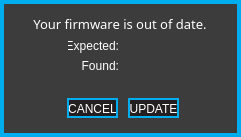
The window that standalone/advanced/forms/fwoodformWin.ui (Muse-Kinetics/softstep_editor) describes before a commit, drawn with Qt 5.
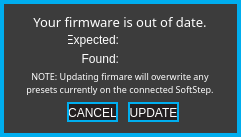
The same window after the commit.

Commit message: Added: Warning text to the firmware out of date forms for the dumb-dumbs. Changed: Reworded the firmware update form text. Changed: Added editor version number to the aboutformWin.ui

The edit to the form file:
```diff
--- a/standalone/advanced/forms/fwoodformWin.ui
+++ b/standalone/advanced/forms/fwoodformWin.ui
@@ -138,7 +138,7 @@
      <property name="geometry">
       <rect>
        <x>120</x>
-       <y>90</y>
+       <y>94</y>
        <width>51</width>
        <height>20</height>
       </rect>
@@ -163,7 +163,7 @@
      <property name="geometry">
       <rect>
        <x>60</x>
-       <y>30</y>
+       <y>24</y>
        <width>51</width>
        <height>16</height>
       </rect>
@@ -185,7 +185,7 @@
      <property name="geometry">
       <rect>
        <x>60</x>
-       <y>50</y>
+       <y>43</y>
        <width>51</width>
        <height>16</height>
       </rect>
@@ -207,7 +207,7 @@
      <property name="geometry">
       <rect>
        <x>0</x>
-       <y>0</y>
+       <y>-2</y>
        <width>224</width>
        <height>31</height>
       </rect>
@@ -239,7 +239,7 @@
      <property name="geometry">
       <rect>
        <x>120</x>
-       <y>30</y>
+       <y>22</y>
        <width>71</width>
        <height>20</height>
       </rect>
@@ -261,7 +261,7 @@
      <property name="geometry">
       <rect>
        <x>120</x>
-       <y>50</y>
+       <y>41</y>
        <width>71</width>
        <height>20</height>
       </rect>
@@ -283,7 +283,7 @@
      <property name="geometry">
       <rect>
        <x>59</x>
-       <y>90</y>
+       <y>94</y>
        <width>51</width>
        <height>20</height>
       </rect>
@@ -304,6 +304,43 @@
       <string>CANCEL</string>
      </property>
     </widget>
+    <widget class="QLabel" name="label_4">
+     <property name="geometry">
+      <rect>
+       <x>0</x>
+       <y>60</y>
+       <width>224</width>
+       <height>31</height>
+      </rect>
+     </property>
+     <property name="font">
+      <font>
+       <family>Corbel</family>
+       <pointsize>6</pointsize>
+       <weight>50</weight>
+       <italic>false</italic>
+       <bold>false</bold>
+      </font>
+     </property>
+     <property name="focusPolicy">
+      <enum>Qt::NoFocus</enum>
+     </property>
+     <property name="styleSheet">
+      <string notr="true">font: 6pt &quot;Corbel&quot;;
+</string>
+     </property>
+     <property name="text">
+      <string>&lt;!DOCTYPE HTML PUBLIC &quot;-//W3C//DTD HTML 4.0//EN&quot; &quot;http://www.w3.org/TR/REC-html40/strict.dtd&quot;&gt;
+&lt;html&gt;&lt;head&gt;&lt;meta name=&quot;qrichtext&quot; content=&quot;1&quot; /&gt;&lt;style type=&quot;text/css&quot;&gt;
+p, li { white-space: pre-wrap; }
+&lt;/style&gt;&lt;/head&gt;&lt;body style=&quot; font-family:'MS Shell Dlg 2'; font-size:8pt; font-weight:400; font-style:normal;&quot;&gt;
+&lt;p style=&quot; margin-top:0px; margin-bottom:0px; margin-left:0px; margin-right:0px; -qt-block-indent:0; text-indent:0px;&quot;&gt;&lt;span style=&quot; font-size:7pt;&quot;&gt;NOTE: Updating firmare will overwrite any&lt;/span&gt;&lt;/p&gt;
+&lt;p style=&quot; margin-top:0px; margin-bottom:0px; margin-left:0px; margin-right:0px; -qt-block-indent:0; text-indent:0px;&quot;&gt;&lt;span style=&quot; font-size:7pt;&quot;&gt;presets currently on the connected SoftStep.&lt;/span&gt;&lt;/p&gt;&lt;/body&gt;&lt;/html&gt;</string>
+     </property>
+     <property name="alignment">
+      <set>Qt::AlignCenter</set>
+     </property>
+    </widget>
    </widget>
   </widget>
  </widget>
```
The commit also changes 5 other files.
